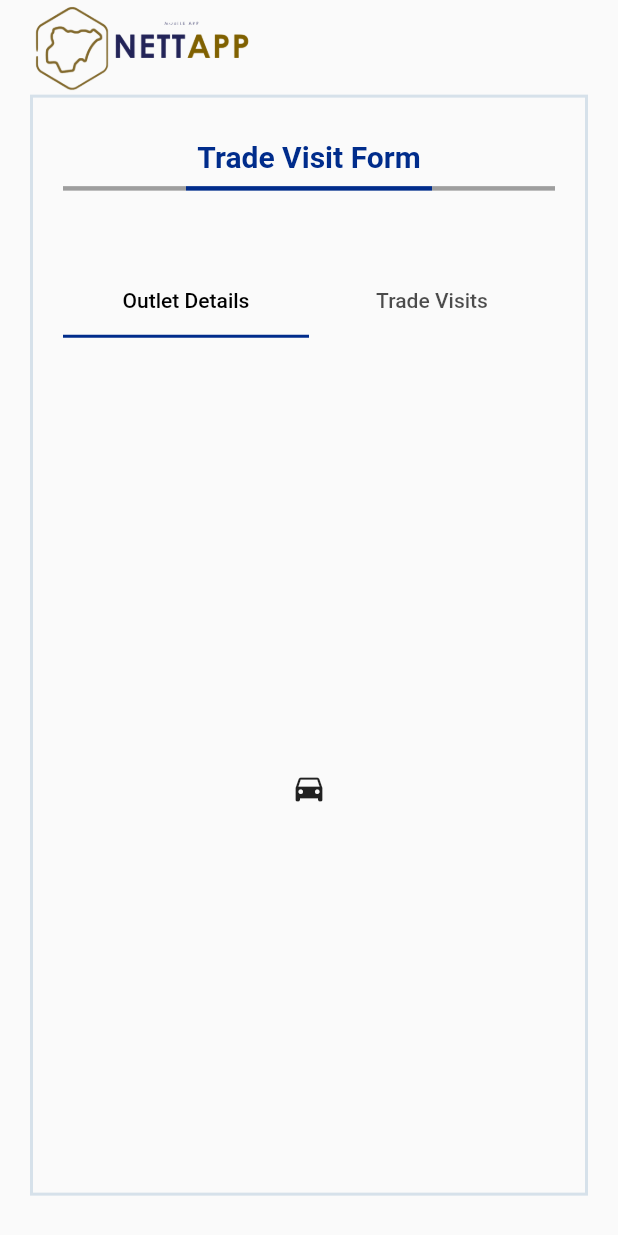
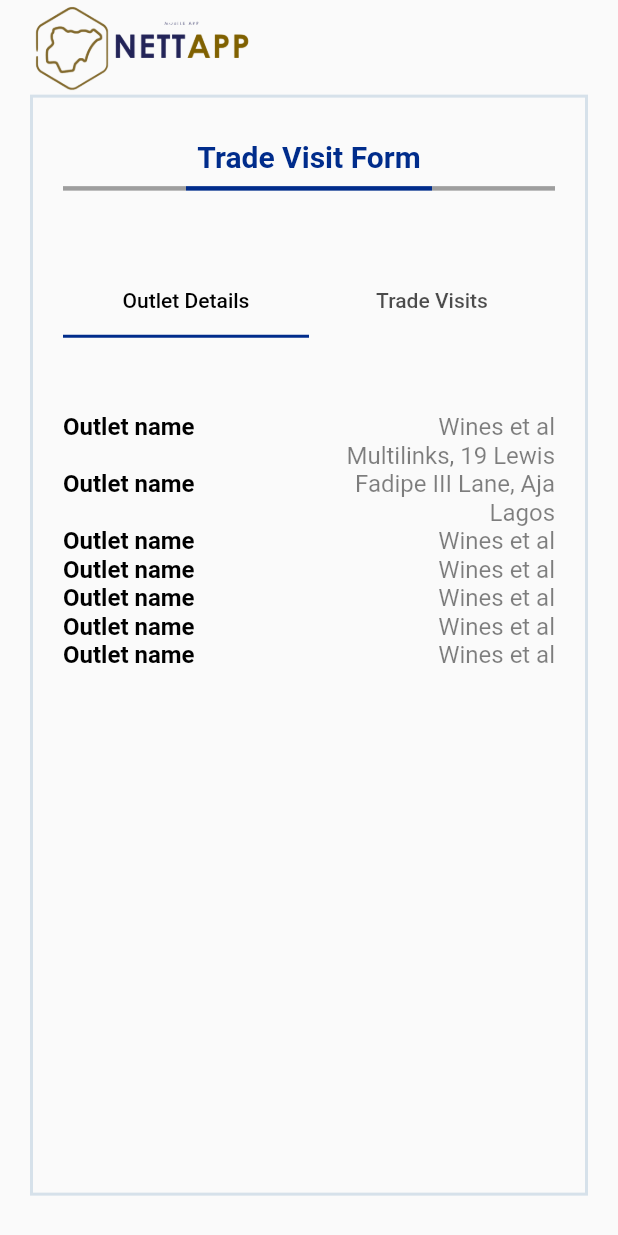
Before and after one commit to ObiVictorChibuike/Dexter_customer, a Flutter app: the TradeVisitFormScreen screen opened by its route, on a phone screen of 412 x 824 dp. Run offline on Flutter 3.47's test engine with Material 2 defaults, Android fonts, the phone set to English and light mode, and no system bars; our stand-ins replace dropdown_textfield, lottie; Roboto replaces fonts that are missing (neueplak).

Commit message:
Working on form

```diff
--- a/lib/features/trade_visit/widgets/outlet_details.dart
+++ b/lib/features/trade_visit/widgets/outlet_details.dart
@@ -7,7 +7,17 @@ class OutletDetails extends StatelessWidget {
   @override
   Widget build(BuildContext context) {
     return const Column(
-      children: [OutletDetailsRow(label: "Outlet name", value: "Wines et al")],
+      children: [
+        OutletDetailsRow(label: "Outlet name", value: "Wines et al"),
+        OutletDetailsRow(
+            label: "Outlet name",
+            value: "Multilinks, 19 Lewis Fadipe III Lane, Aja Lagos"),
+        OutletDetailsRow(label: "Outlet name", value: "Wines et al"),
+        OutletDetailsRow(label: "Outlet name", value: "Wines et al"),
+        OutletDetailsRow(label: "Outlet name", value: "Wines et al"),
+        OutletDetailsRow(label: "Outlet name", value: "Wines et al"),
+        OutletDetailsRow(label: "Outlet name", value: "Wines et al")
+      ],
     );
   }
 }
--- a/lib/features/trade_visit/widgets/outlet_details_row.dart
+++ b/lib/features/trade_visit/widgets/outlet_details_row.dart
@@ -7,14 +7,27 @@ class OutletDetailsRow extends StatelessWidget {
   final String value;
   @override
   Widget build(BuildContext context) {
-    return Row(
-      mainAxisAlignment: MainAxisAlignment.spaceBetween,
-      children: [
-        TextWidget(text: label),
-        TextWidget(
-          text: value,
-        )
-      ],
+    return Padding(
+      padding: const EdgeInsets.symmetric(horizontal: 20.0),
+      child: Row(
+        mainAxisAlignment: MainAxisAlignment.spaceBetween,
+        children: [
+          Flexible(
+            child: TextWidget(
+              text: label,
+              textAlign: TextAlign.left,
+              fontWeight: FontWeight.w600,
+            ),
+          ),
+          Flexible(
+            child: TextWidget(
+              textAlign: TextAlign.right,
+              text: value,
+              color: Colors.black.withOpacity(0.5),
+            ),
+          )
+        ],
+      ),
     );
   }
 }
--- a/lib/features/trade_visit/widgets/trade_visit_form.dart
+++ b/lib/features/trade_visit/widgets/trade_visit_form.dart
@@ -2,6 +2,7 @@ import 'package:flutter/material.dart';
 import 'package:nettapp/core/app_colors/app_colors.dart';
 import 'package:nettapp/core/widgets/outlined_container.dart';
 import 'package:nettapp/features/outlets/widgets/form_header.dart';
+import 'package:nettapp/features/trade_visit/widgets/outlet_details.dart';
 
 class TradeVisitForm extends StatefulWidget {
   const TradeVisitForm({super.key});
@@ -67,7 +68,7 @@ class _TradeVisitFormState extends State<TradeVisitForm>
               child: TabBarView(
                 controller: _tabController,
                 children: const [
-                  Icon(Icons.directions_car),
+                  OutletDetails(),
                   Icon(Icons.directions_transit),
                 ],
               ),
```
